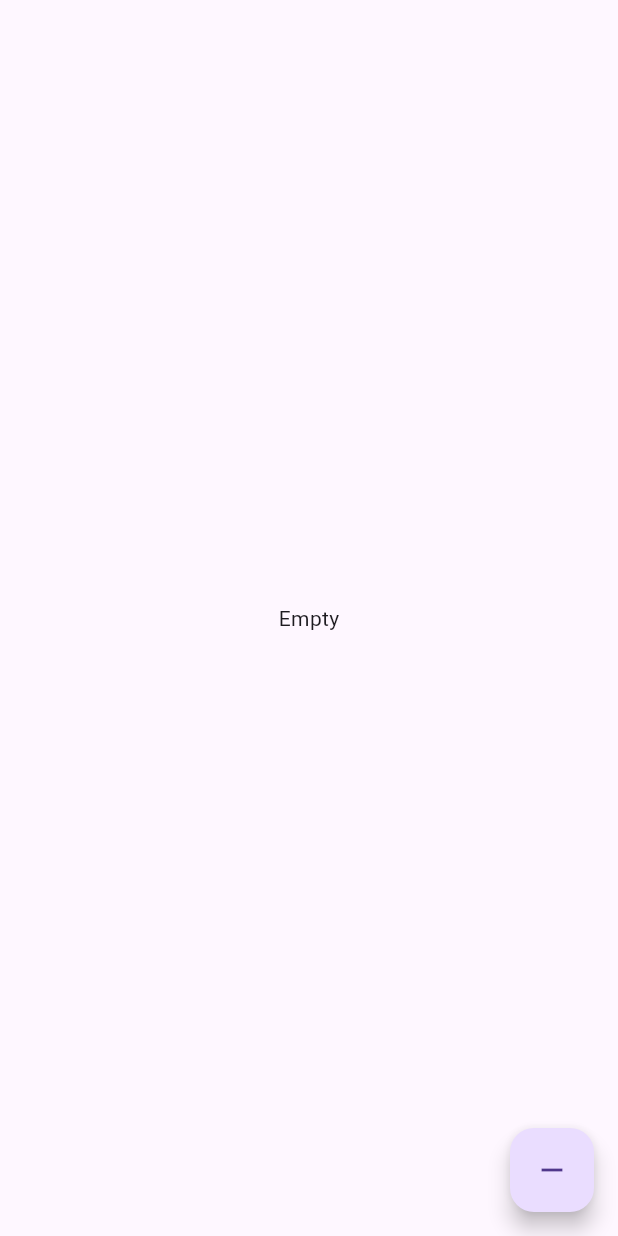
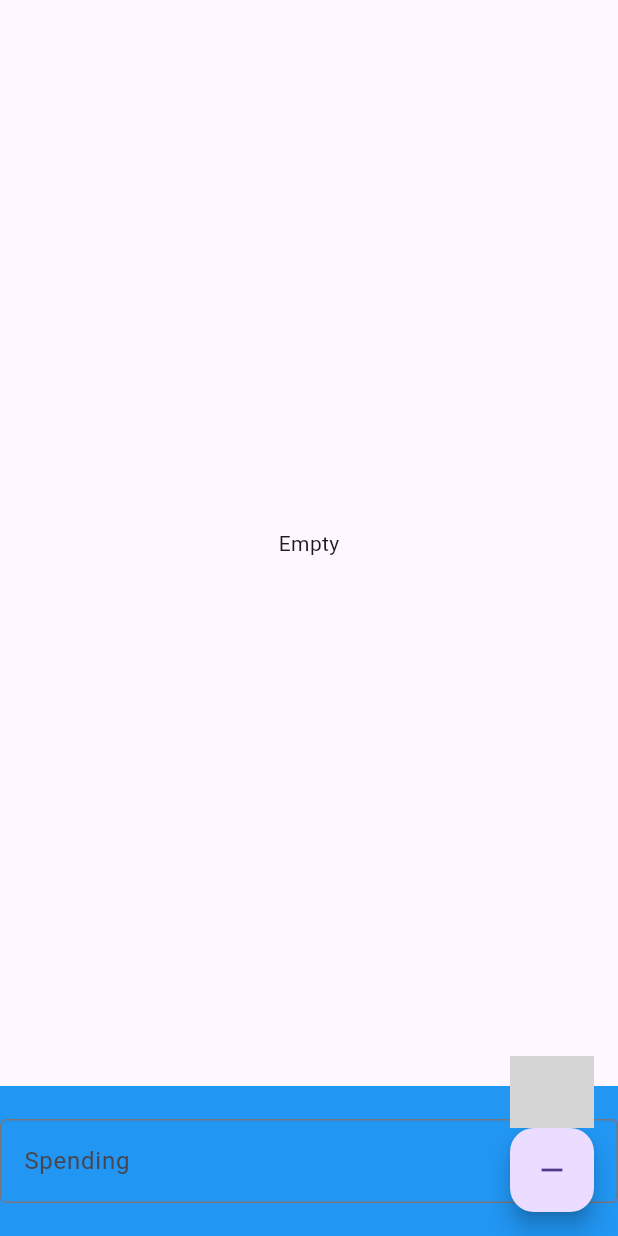
Before and after one commit to AdrienMDevMobile/flutter_gestion_finances, a Flutter app: the screen it shows after launch, on a phone screen of 412 x 824 dp. Run offline on Flutter 3.47's test engine with Material 3 defaults, Android fonts, the phone set to English and light mode, and no system bars; our stand-ins replace bloc, flutter_bloc; statements that could not run were skipped; grey boxes are pictures that could not be loaded.

Commit message:
le texte s'affiche dans la barre du bas. Faire que le texte soit un int, et le bouton enregistre ce texte dans la liste.

```diff
--- a/lib/app.dart
+++ b/lib/app.dart
@@ -1,9 +1,10 @@
 import 'package:flutter/material.dart';
-import 'package:flutter_gestion_finances/spendings/view/spending_page.dart';
+import 'spendings/spendings.dart';
 
 /// {@template counter_app}
 /// A [MaterialApp] which sets the `home` to [SpendingPage].
 /// {@endtemplate}
+
 class SpendingApp extends MaterialApp {
   /// {@macro counter_app}
   const SpendingApp({super.key}) : super(home: const SpendingPage());
--- a/lib/spendings/view/cubit/spending_cubit.dart
+++ b/lib/spendings/view/cubit/spending_cubit.dart
@@ -1,6 +1,6 @@
 //La classe observée
 import 'package:bloc/bloc.dart';
-import 'package:flutter_gestion_finances/spendings/view/spending_view_state.dart';
+import 'package:flutter_gestion_finances/spendings/view/cubit/spending_view_state.dart';
 
 class SpendingCubit extends Cubit<SpendingViewState> {
   SpendingCubit()
--- a/lib/spendings/view/spending_page.dart
+++ b/lib/spendings/view/spending_page.dart
@@ -3,10 +3,6 @@ import 'package:flutter_bloc/flutter_bloc.dart';
 import 'package:flutter_gestion_finances/spendings/view/cubit/spending_cubit.dart';
 import 'package:flutter_gestion_finances/spendings/view/spending_view.dart';
 
-/// {@template counter_page}
-/// A [StatelessWidget] which is responsible for providing a
-/// [CounterCubit] instance to the [CounterView].
-/// {@endtemplate}
 class SpendingPage extends StatelessWidget {
   /// {@macro counter_page}
   const SpendingPage({super.key});
--- a/lib/spendings/view/spending_view.dart
+++ b/lib/spendings/view/spending_view.dart
@@ -1,7 +1,8 @@
 import 'package:flutter/material.dart';
 import 'package:flutter_bloc/flutter_bloc.dart';
 import 'package:flutter_gestion_finances/spendings/spendings.dart';
-import 'package:flutter_gestion_finances/spendings/view/spending_view_state.dart';
+
+import 'cubit/spending_view_state.dart';
 
 class SpendingView extends StatelessWidget {
   /// {@macro counter_view}
@@ -12,23 +13,45 @@ class SpendingView extends StatelessWidget {
     final textTheme = Theme.of(context).textTheme;
     return Scaffold(
       body: Center(
+        child: Column(children: <Widget>[
+          Expanded(
             child: BlocBuilder<SpendingCubit, SpendingViewState>(
               builder: (context, state) {
                 return state.spendings.isEmpty
                     ? Center(child: Text('Empty'))
                     : ListView.builder(
                         itemCount: state.spendings.length,
-                    itemBuilder: (_, index) => Text('${state.spendings[index]}',
+                        itemBuilder: (_, index) => Text(
+                            '${state.spendings[index]}',
                             style: textTheme.displayMedium));
               },
             ),
           ),
+          Container(
+            height: 100,
+            color: Colors.blue,
+            child: const Row(
+              children: [
+                Flexible(
+                    flex: 1,
+                    child: TextField(
+                        decoration: InputDecoration(
+                      border: OutlineInputBorder(),
+                      hintText: 'Spending',
+                    )))
+                /*
+                )*/
+              ],
+            ),
+          )
+        ]),
+      ),
       floatingActionButton: Column(
         mainAxisAlignment: MainAxisAlignment.end,
         crossAxisAlignment: CrossAxisAlignment.end,
-        children: <Widget>[
-          //EditableText(controller: controller, focusNode: focusNode, style: style, cursorColor: cursorColor, backgroundCursorColor: backgroundCursorColor)
-          SizedBox(height: 8),
+        children: <Widget>[Ò
+          //EditableTextÒ(controller: controller, focusNode: focusNode, style: style, cursorColor: cursorColor, backgroundCursorColor: backgroundCursorColor)
+          const SizedBox(height: 8),
           FloatingActionButton(
             key: const Key('counterView_decrement_floatingActionButton'),
             child: const Icon(Icons.remove),
--- a/lib/view/spending_page.dart
+++ /dev/null
@@ -1,17 +0,0 @@
-import 'package:flutter/material.dart';
-import 'package:flutter_bloc/flutter_bloc.dart';
-import 'package:flutter_gestion_finances/spendings/view/cubit/spending_cubit.dart';
-import 'package:flutter_gestion_finances/spendings/view/spending_view.dart';
-
-class SpendingPage extends StatelessWidget {
-  /// {@macro counter_page}
-  const SpendingPage({super.key});
-
-  @override
-  Widget build(BuildContext context) {
-    return BlocProvider(
-      create: (_) => SpendingCubit(),
-      child: const SpendingView(),
-    );
-  }
-}
```
Also changed, not shown: lib/spendings/view/cubit/spending_view_state.dart (renamed from lib/spendings/view/spending_view_state.dart). Lines whose indentation alone changed are shown as unchanged.
